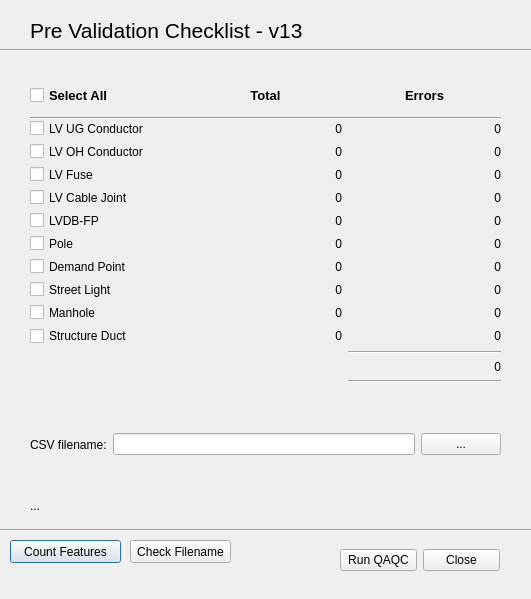
manjacat/lv_pre_validation, file lv_pre_validation_dialog_base.ui: the form before one commit.
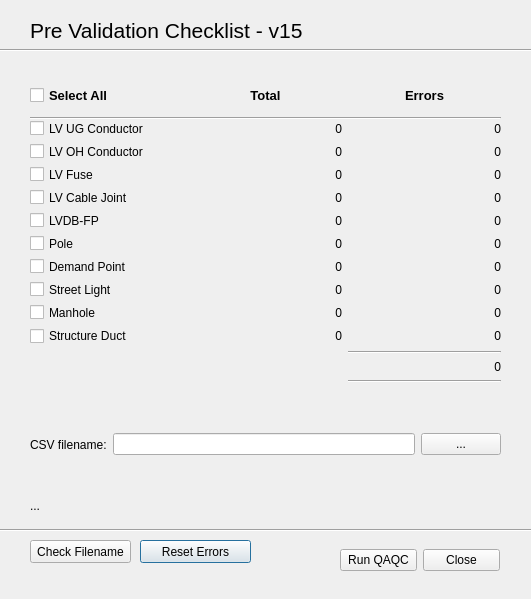
The form after the commit.

```diff
--- a/lv_pre_validation_dialog_base.ui
+++ b/lv_pre_validation_dialog_base.ui
@@ -37,7 +37,7 @@
     </font>
    </property>
    <property name="text">
-    <string>Pre Validation Checklist - v13</string>
+    <string>Pre Validation Checklist - v15</string>
    </property>
   </widget>
   <widget class="Line" name="line">
@@ -56,20 +56,20 @@
   <widget class="QPushButton" name="pushButton_count">
    <property name="geometry">
     <rect>
-     <x>10</x>
+     <x>140</x>
      <y>540</y>
      <width>111</width>
      <height>23</height>
     </rect>
    </property>
    <property name="text">
-    <string>Count Features</string>
+    <string>Reset Errors</string>
    </property>
   </widget>
   <widget class="QPushButton" name="pushButton_filename">
    <property name="geometry">
     <rect>
-     <x>130</x>
+     <x>30</x>
      <y>540</y>
      <width>101</width>
      <height>23</height>
```
Left out of the diff: 2 changed lines with no effect on the pictures.
